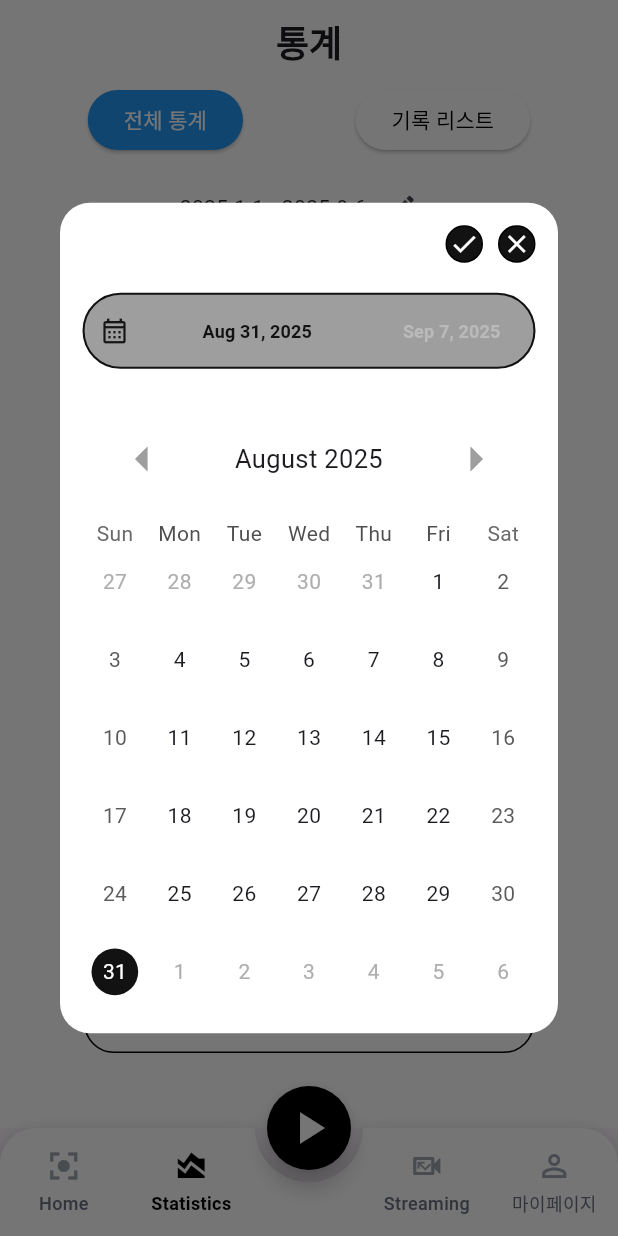
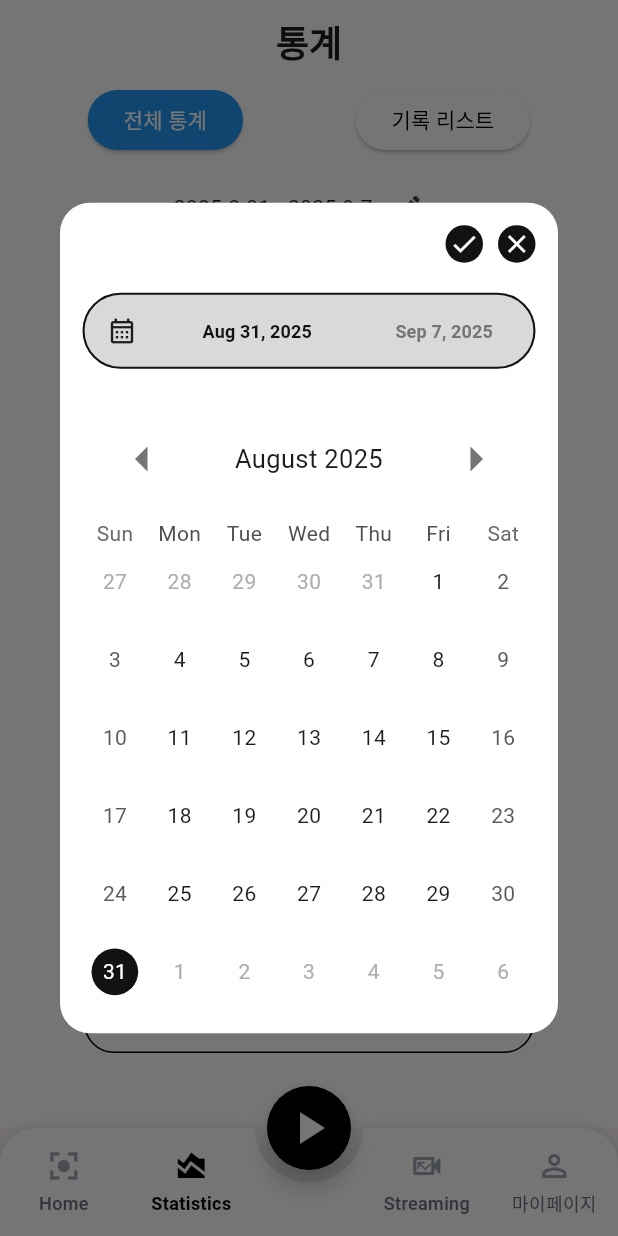
Before and after one commit to HKNU-Zypt/Zypt_Frontend, a Flutter app: the StatisticsScreenv2 screen opened by its route, after a tap on the "edit" icon, on a phone screen of 412 x 824 dp. Run offline on Flutter 3.47's test engine with Material 3 defaults, Android fonts, the phone set to English and light mode, and no system bars; drawn by our look-alikes of animated_bottom_navigation_bar, table_calendar; our stand-ins replace camera, flutter_dotenv, flutter_svg, go_router, google_sign_in, native_device_orientation and 3 more; missing offline and left inert: dart:ffi, flutter_naver_login, google_mlkit_face_mesh_detection, kakao_flutter_sdk_user, livekit_client and 1 more; accounts and stored records are empty; Roboto replaces fonts that are missing (AppleSDGothicNeo).

Commit message:
feat: 전체 통계 화면에 캘린더에서 선택한 날짜가 나타나도록 기능 추가

```diff
--- a/lib/screens/statistics_all_screen.dart
+++ b/lib/screens/statistics_all_screen.dart
@@ -11,212 +11,8 @@ class StatisticsAllScreen extends StatefulWidget {
 }
 
 class _StatisticsAllScreenState extends State<StatisticsAllScreen> {
-  // 캘린더 dialog
-  void showCalendarDialog(BuildContext context) {
-    showDialog(
-      context: context,
-      builder: (BuildContext context) {
-        // 상태 변수들을 StatefulBuilder 바깥에 선언
-        DateTime startDate = DateTime.now().subtract(const Duration(days: 7));
-        DateTime endDate = DateTime.now();
-        // ✨ 1. '선택 모드'를 기억할 변수 추가 (초기값은 '시작 날짜 선택 모드')
-        bool isSelectingStartDate = true;
-        return StatefulBuilder(
-          builder: (BuildContext context, setState) {
-            return Dialog(
-              // 다이얼로그의 배경색과 모서리를 설정합니다.
-              backgroundColor: Colors.white,
-              shape: RoundedRectangleBorder(
-                borderRadius: BorderRadius.circular(20.0),
-              ),
-              child: Padding(
-                padding: const EdgeInsets.all(15.0),
-                child: Column(
-                  mainAxisSize: MainAxisSize.min, // 콘텐츠 크기에 맞게 다이얼로그 크기 조절
-                  children: [
-                    Row(
-                      mainAxisAlignment: MainAxisAlignment.end,
-                      children: [
-                        Container(
-                          width: 25,
-                          height: 25,
-                          decoration: BoxDecoration(
-                            color: const Color(0xFF121212),
-                            shape: BoxShape.circle,
-                            border: Border.all(color: Colors.black),
-                          ),
-                          child: IconButton(
-                            padding: EdgeInsets.zero,
-                            constraints: BoxConstraints(),
-                            onPressed: () {
-                              print("저장 버튼 클릭");
-                            },
-                            icon: Icon(
-                              Icons.check_outlined,
-                              size: 20,
-                              color: Colors.white,
-                            ),
-                          ),
-                        ),
-                        SizedBox(width: 10),
-                        Container(
-                          width: 25,
-                          height: 25,
-                          decoration: BoxDecoration(
-                            color: Color(0xFF121212),
-                            shape: BoxShape.circle,
-                            border: Border.all(color: Colors.black),
-                          ),
-                          child: IconButton(
-                            padding: EdgeInsets.zero,
-                            constraints: BoxConstraints(),
-                            onPressed: () {
-                              print("닫기 버튼 클릭");
-                            },
-                            icon: Icon(
-                              Icons.close_outlined,
-                              size: 20,
-                              color: Colors.white,
-                            ),
-                          ),
-                        ),
-                      ],
-                    ),
-                    SizedBox(height: 20),
-                    Container(
-                      decoration: BoxDecoration(
-                        borderRadius: BorderRadius.circular(30),
-                        border: Border.all(
-                          color: Color(0xFF121212),
-                          width: 1.4,
-                        ),
-                        color: Colors.grey,
-                      ),
-                      child: Padding(
-                        padding: const EdgeInsets.symmetric(horizontal: 10),
-                        child: Row(
-                          mainAxisAlignment: MainAxisAlignment.spaceBetween,
-                          children: [
-                            Icon(Icons.calendar_month_outlined, size: 20),
-                            TextButton(
-                              onPressed: () {
-                                setState(() {
-                                  isSelectingStartDate = true;
-                                });
-                              },
-                              style: TextButton.styleFrom(
-                                // 현재 선택 모드에 따라 배경색으로 시각적 힌트 제공
-                                backgroundColor: Colors.transparent,
-                              ),
-                              child: Text(
-                                DateFormat('MMM d, yyyy').format(startDate),
-                                style: TextStyle(
-                                  color:
-                                      isSelectingStartDate
-                                          ? Color(0xFF121212)
-                                          : const Color.fromARGB(
-                                            255,
-                                            186,
-                                            186,
-                                            186,
-                                          ),
-                                  fontWeight: FontWeight.w600,
-                                  fontSize: 12,
-                                ),
-                              ),
-                            ),
-                            TextButton(
-                              onPressed: () {
-                                setState(() {
-                                  isSelectingStartDate = false;
-                                });
-                              },
-                              style: TextButton.styleFrom(
-                                backgroundColor: Colors.transparent,
-                              ),
-                              child: Text(
-                                DateFormat('MMM d, yyyy').format(endDate),
-                                style: TextStyle(
-                                  color:
-                                      !isSelectingStartDate
-                                          ? Color(0xFF121212)
-                                          : const Color.fromARGB(
-                                            255,
-                                            186,
-                                            186,
-                                            186,
-                                          ),
-                                  fontWeight: FontWeight.w600,
-                                  fontSize: 12,
-                                ),
-                              ),
-                            ),
-                          ],
-                        ),
-                      ),
-                    ),
-                    SizedBox(height: 20),
-                    // 캘린더 위젯
-                    TableCalendar(
-                      focusedDay: isSelectingStartDate ? startDate : endDate,
-                      firstDay: DateTime.utc(2020, 1, 1),
-                      lastDay: DateTime.utc(2030, 12, 31),
-                      onDaySelected: (selectedDay, focusedDay) {
-                        setState(() {
-                          if (isSelectingStartDate) {
-                            startDate = selectedDay;
-                          } else {
-                            // 종료일이 시작일보다 빠르지 않도록 간단한 유효성 검사 추가 (선택사항)
-                            if (!selectedDay.isBefore(startDate)) {
-                              endDate = selectedDay;
-                            }
-                          }
-                        });
-                      },
-                      // ✨ 4. 두 날짜 모두 달력에 표시되도록 수정
-                      selectedDayPredicate: (day) {
-                        return isSameDay(startDate, day) ||
-                            isSameDay(endDate, day);
-                      },
-                      headerStyle: const HeaderStyle(
-                        formatButtonVisible: false,
-                        titleCentered: true,
-
-                        leftChevronIcon: Icon(
-                          Icons.arrow_left_outlined,
-                          color: Colors.grey, // 색상 변경
-                          size: 40,
-                          // 크기 변경
-                        ),
-                        // 오른쪽 화살표 아이콘을 원하는 모양으로 변경
-                        rightChevronIcon: Icon(
-                          Icons.arrow_right_outlined,
-                          color: Colors.grey,
-                          size: 40,
-                        ),
-                      ),
-                      calendarStyle: const CalendarStyle(
-                        todayDecoration: BoxDecoration(
-                          color: Colors.transparent,
-                          shape: BoxShape.circle,
-                        ),
-                        todayTextStyle: TextStyle(color: Colors.black),
-                        selectedDecoration: BoxDecoration(
-                          color: Color(0xFF121212),
-                          shape: BoxShape.circle,
-                        ),
-                        selectedTextStyle: TextStyle(color: Colors.white),
-                      ),
-                    ),
-                  ],
-                ),
-              ),
-            );
-          },
-        );
-      },
-    );
-  }
+  DateTime startDate = DateTime.now().subtract(const Duration(days: 7));
+  DateTime endDate = DateTime.now();
 
   @override
   Widget build(BuildContext context) {
@@ -227,10 +23,23 @@ class _StatisticsAllScreenState extends State<StatisticsAllScreen> {
           Row(
             mainAxisAlignment: MainAxisAlignment.center,
             children: [
-              Text("2025.1.1 - 2025.9.6"),
+              Text(
+                "${DateFormat('yyyy.M.d').format(startDate)} - ${DateFormat('yyyy.M.d').format(endDate)}",
+              ),
               IconButton(
-                onPressed: () {
-                  showCalendarDialog(context);
+                onPressed: () async {
+                  final selectedDates = await showCalendarDialog(
+                    context,
+                    initialStartDate: startDate,
+                    initialEndDate: endDate,
+                  );
+
+                  if (selectedDates != null) {
+                    setState(() {
+                      startDate = selectedDates['startDate']!;
+                      endDate = selectedDates['endDate']!;
+                    });
+                  }
                 },
                 icon: const Icon(Icons.edit_outlined, size: 20),
               ),
@@ -275,3 +84,190 @@ class _StatisticsAllScreenState extends State<StatisticsAllScreen> {
     );
   }
 }
+
+Future<Map<String, DateTime>?> showCalendarDialog(
+  BuildContext context, {
+  required DateTime initialStartDate,
+  required DateTime initialEndDate,
+}) async {
+  return await showDialog<Map<String, DateTime>>(
+    context: context,
+    builder: (BuildContext context) {
+      DateTime localStartDate = initialStartDate;
+      DateTime localEndDate = initialEndDate;
+      bool isSelectingStartDate = true;
+
+      return StatefulBuilder(
+        builder: (context, setState) {
+          return Dialog(
+            backgroundColor: Colors.white,
+            shape: RoundedRectangleBorder(
+              borderRadius: BorderRadius.circular(20.0),
+            ),
+            child: Padding(
+              padding: const EdgeInsets.all(15.0),
+              child: Column(
+                mainAxisSize: MainAxisSize.min,
+                children: [
+                  Row(
+                    mainAxisAlignment: MainAxisAlignment.end,
+                    children: [
+                      Container(
+                        width: 25,
+                        height: 25,
+                        decoration: BoxDecoration(
+                          color: const Color(0xFF121212),
+                          shape: BoxShape.circle,
+                        ),
+                        child: IconButton(
+                          padding: EdgeInsets.zero,
+                          constraints: BoxConstraints(),
+                          onPressed: () {
+                            // '저장' 시 선택된 날짜들을 Map에 담아 반환
+                            Navigator.of(context).pop({
+                              'startDate': localStartDate,
+                              'endDate': localEndDate,
+                            });
+                          },
+                          icon: Icon(
+                            Icons.check_outlined,
+                            size: 20,
+                            color: Colors.white,
+                          ),
+                        ),
+                      ),
+                      SizedBox(width: 10),
+                      Container(
+                        width: 25,
+                        height: 25,
+                        decoration: BoxDecoration(
+                          color: Color(0xFF121212),
+                          shape: BoxShape.circle,
+                        ),
+                        child: IconButton(
+                          padding: EdgeInsets.zero,
+                          constraints: BoxConstraints(),
+                          onPressed: () {
+                            // '닫기' 시 null을 반환하며 닫힘
+                            Navigator.of(context).pop();
+                          },
+                          icon: Icon(
+                            Icons.close_outlined,
+                            size: 20,
+                            color: Colors.white,
+                          ),
+                        ),
+                      ),
+                    ],
+                  ),
+                  SizedBox(height: 20),
+                  Container(
+                    decoration: BoxDecoration(
+                      borderRadius: BorderRadius.circular(30),
+                      border: Border.all(color: Color(0xFF121212), width: 1.4),
+                      color: const Color(0xFFD9D9D9),
+                    ),
+                    child: Padding(
+                      padding: const EdgeInsets.symmetric(horizontal: 15),
+                      child: Row(
+                        mainAxisAlignment: MainAxisAlignment.spaceBetween,
+                        children: [
+                          Icon(Icons.calendar_month_outlined, size: 20),
+                          TextButton(
+                            onPressed:
+                                () =>
+                                    setState(() => isSelectingStartDate = true),
+                            style: TextButton.styleFrom(
+                              backgroundColor: Colors.transparent,
+                            ),
+                            child: Text(
+                              DateFormat('MMM d, yyyy').format(localStartDate),
+                              style: TextStyle(
+                                color:
+                                    isSelectingStartDate
+                                        ? Color(0xFF121212)
+                                        : Color(0xFF757575),
+                                fontWeight: FontWeight.w600,
+                                fontSize: 12,
+                              ),
+                            ),
+                          ),
+                          TextButton(
+                            onPressed:
+                                () => setState(
+                                  () => isSelectingStartDate = false,
+                                ),
+                            style: TextButton.styleFrom(
+                              backgroundColor: Colors.transparent,
+                            ),
+                            child: Text(
+                              DateFormat('MMM d, yyyy').format(localEndDate),
+                              style: TextStyle(
+                                color:
+                                    !isSelectingStartDate
+                                        ? Color(0xFF121212)
+                                        : Color(0xFF757575),
+                                fontWeight: FontWeight.w600,
+                                fontSize: 12,
+                              ),
+                            ),
+                          ),
+                        ],
+                      ),
+                    ),
+                  ),
+                  SizedBox(height: 20),
+                  TableCalendar(
+                    focusedDay:
+                        (isSelectingStartDate ? localStartDate : localEndDate),
+                    firstDay: DateTime.utc(2020, 1, 1),
+                    lastDay: DateTime.utc(2030, 12, 31),
+                    onDaySelected: (selectedDay, focusedDay) {
+                      setState(() {
+                        if (isSelectingStartDate) {
+                          localStartDate = selectedDay;
+                          isSelectingStartDate = false;
+                        } else {
+                          if (!selectedDay.isBefore(localStartDate)) {
+                            localEndDate = selectedDay;
+                          }
+                        }
+                      });
+                    },
+                    selectedDayPredicate: (day) {
+                      return isSameDay(localStartDate, day) ||
+                          isSameDay(localEndDate, day);
+                    },
+                    headerStyle: const HeaderStyle(
+                      formatButtonVisible: false,
+                      titleCentered: true,
+                      leftChevronIcon: Icon(
+                        Icons.arrow_left_outlined,
+                        color: Color(0xFF757575),
+                        size: 40,
+                      ),
+                      rightChevronIcon: Icon(
+                        Icons.arrow_right_outlined,
+                        color: Color(0xFF757575),
+                        size: 40,
+                      ),
+                    ),
+                    calendarStyle: const CalendarStyle(
+                      todayDecoration: BoxDecoration(color: Colors.transparent),
+                      todayTextStyle: TextStyle(color: Colors.black),
+                      selectedDecoration: BoxDecoration(
+                        color: Color(0xFF121212),
+                        shape: BoxShape.circle,
+                      ),
+                      selectedTextStyle: TextStyle(color: Colors.white),
+                    ),
+                  ),
+                ],
+              ),
+            ),
+          );
+        },
+      );
+    },
+  );
+}
```
